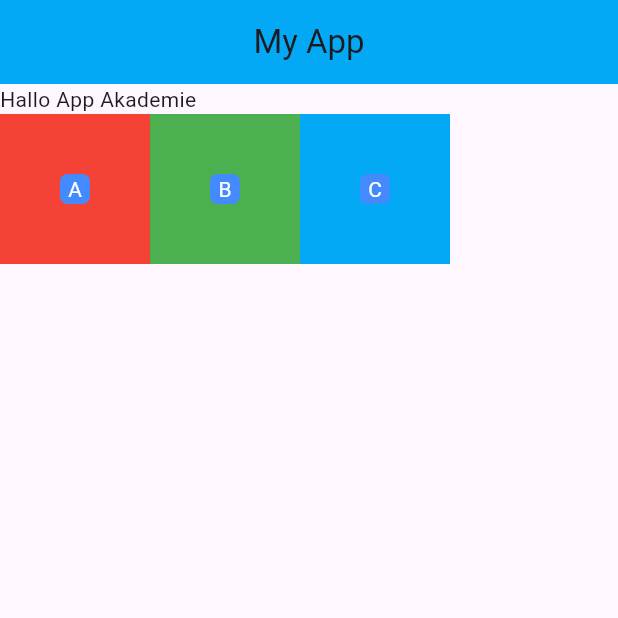
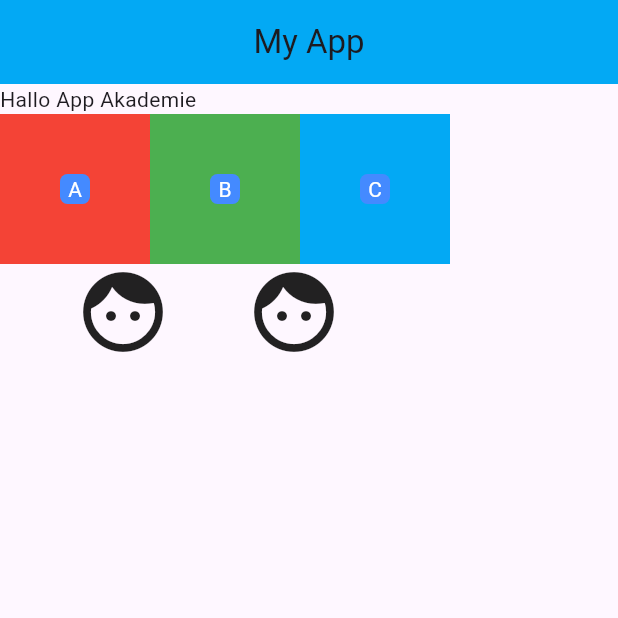
Before and after one commit to goldenshoes001/app-akademie, a Flutter app: the screen it shows after launch, on a phone screen of 412 x 824 dp, the top half of it. Run offline on Flutter 3.47's test engine with Material 3 defaults, Android fonts, the phone set to English and light mode, and no system bars.

Commit message:
aufgabe von heute erledigt

```diff
--- a/lib/main.dart
+++ b/lib/main.dart
@@ -84,6 +84,16 @@ class MainApp extends StatelessWidget {
                 ),
               ],
             ),
+
+            Row(
+              // spacing: 16,
+              children: [
+                SizedBox(width: 50),
+                Icon(Icons.face, size: 64),
+                SizedBox(width: 50),
+                Icon(Icons.face, size: 64),
+              ],
+            ),
           ],
         ),
       ),
```
